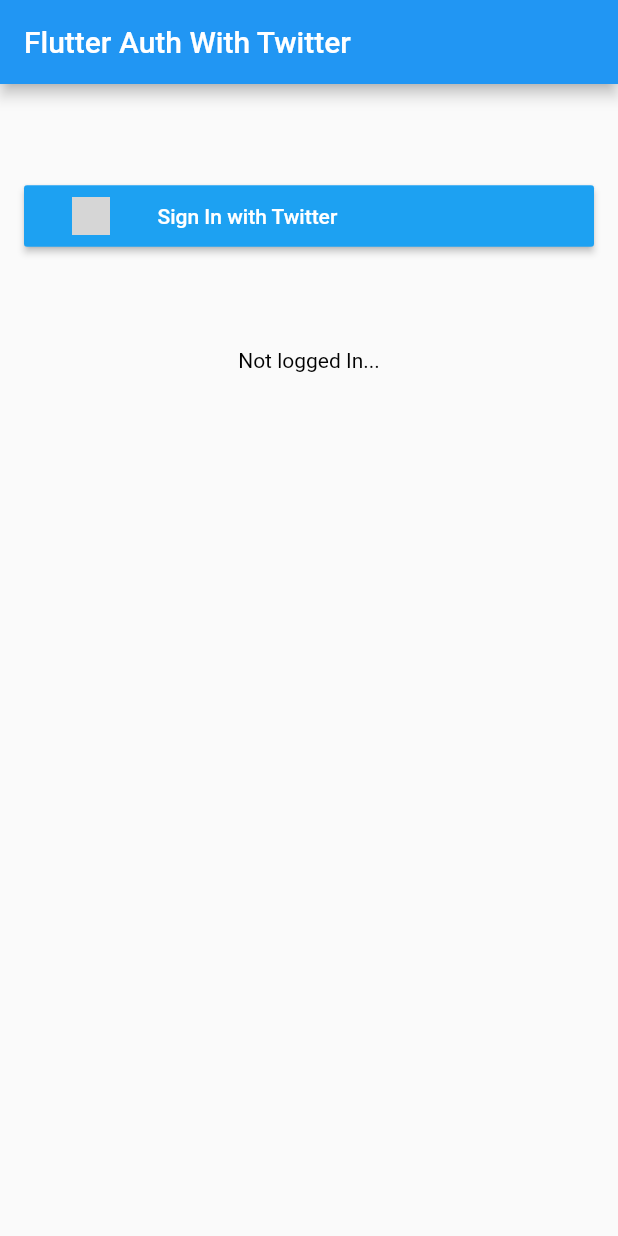
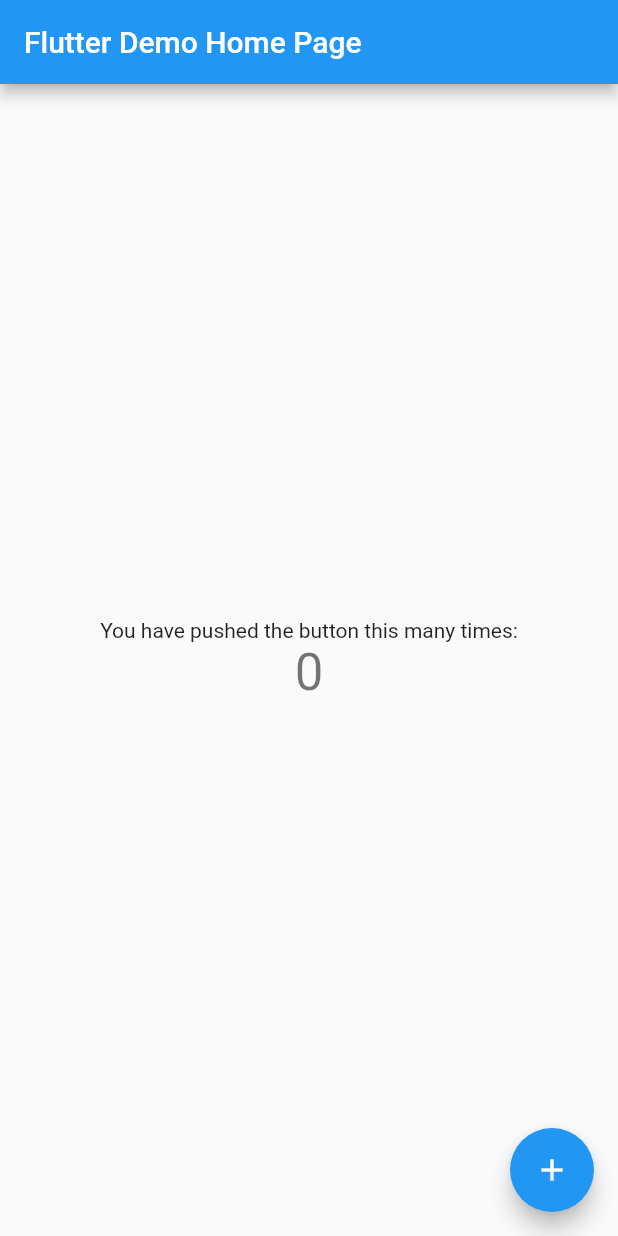
Before and after one commit to SoftprodigyIndia/AndroidComponents, a Flutter app: the screen it shows after launch, on a phone screen of 412 x 824 dp. Run offline on Flutter 3.47's test engine with Material 2 defaults, Android fonts, the phone set to English and light mode, and no system bars; grey boxes are pictures that could not be loaded.

Commit message:
commit base code

```diff
--- a/lib/main.dart
+++ b/lib/main.dart
@@ -1,25 +1,26 @@
-import 'dart:async';
+import 'package:flutter/material.dart';
 
-import 'package:firebase_auth/firebase_auth.dart';
-import 'package:flutter/material.dart';
-import 'package:flutter_twitterlogin/util/strings.dart';
-import 'package:flutter_twitter_login/flutter_twitter_login.dart';
-
-void main() => runApp(new MyApp());
-
-final FirebaseAuth _firebaseAuth = FirebaseAuth.instance;
+void main() => runApp(MyApp());
 
 class MyApp extends StatelessWidget {
-
+  // This widget is the root of your application.
   @override
   Widget build(BuildContext context) {
-    return new MaterialApp(
+    return MaterialApp(
       title: 'Flutter Demo',
-      theme: new ThemeData(
-
+      theme: ThemeData(
+        // This is the theme of your application.
+        //
+        // Try running your application with "flutter run". You'll see the
+        // application has a blue toolbar. Then, without quitting the app, try
+        // changing the primarySwatch below to Colors.green and then invoke
+        // "hot reload" (press "r" in the console where you ran "flutter run",
+        // or simply save your changes to "hot reload" in a Flutter IDE).
+        // Notice that the counter didn't reset back to zero; the application
+        // is not restarted.
         primarySwatch: Colors.blue,
       ),
-      home: new MyHomePage(title: 'Flutter Auth With Twitter'),
+      home: MyHomePage(title: 'Flutter Demo Home Page'),
     );
   }
 }
@@ -27,150 +28,84 @@ class MyApp extends StatelessWidget {
 class MyHomePage extends StatefulWidget {
   MyHomePage({Key key, this.title}) : super(key: key);
 
+  // This widget is the home page of your application. It is stateful, meaning
+  // that it has a State object (defined below) that contains fields that affect
+  // how it looks.
+
+  // This class is the configuration for the state. It holds the values (in this
+  // case the title) provided by the parent (in this case the App widget) and
+  // used by the build method of the State. Fields in a Widget subclass are
+  // always marked "final".
+
   final String title;
 
   @override
-  _MyHomePageState createState() => new _MyHomePageState();
+  _MyHomePageState createState() => _MyHomePageState();
 }
 
 class _MyHomePageState extends State<MyHomePage> {
-  StreamSubscription<FirebaseUser> _listener;
+  int _counter = 0;
 
-  FirebaseUser _currentUser;
-
-  TwitterLoginResult _twitterLoginResult;
-  TwitterLoginStatus _twitterLoginStatus;
-  TwitterSession _currentUserTwitterSession;
-
-  String _loggedInMessage;
-
-  void _handleTwitterSignIn() async {
-    String snackBarMessage = '';
-
-    final TwitterLogin twitterLogin = new TwitterLogin(
-        consumerKey: Strings.twitterApiKey,
-        consumerSecret: Strings.twitterApiSecret
-    );
-
-    _twitterLoginResult = await twitterLogin.authorize();
-    _currentUserTwitterSession = _twitterLoginResult.session;
-    _twitterLoginStatus = _twitterLoginResult.status;
-
-    switch (_twitterLoginStatus) {
-      case TwitterLoginStatus.loggedIn:
-        _currentUserTwitterSession = _twitterLoginResult.session;
-        snackBarMessage = 'Successfully signed in as';
-        break;
-
-      case TwitterLoginStatus.cancelledByUser:
-        snackBarMessage = 'Sign in cancelled by user.';
-        break;
-
-      case TwitterLoginStatus.error:
-        snackBarMessage = 'An error occurred signing with Twitter.';
-        break;
-    }
-
-    AuthCredential _authCredential = TwitterAuthProvider.getCredential(
-        authToken: _currentUserTwitterSession?.token ?? '',
-        authTokenSecret: _currentUserTwitterSession?.secret ?? ''
-    );
-    _currentUser = (await _firebaseAuth.signInWithCredential(
-        _authCredential
-    )) as FirebaseUser;
-
+  void _incrementCounter() {
     setState(() {
-
-
-
-
-
-      if (_twitterLoginStatus == TwitterLoginStatus.loggedIn && _currentUser != null) {
-        _loggedInMessage = '$snackBarMessage ${_currentUser.displayName}';
-
-      } else {
-
-        _loggedInMessage = _loggedInMessage = '$snackBarMessage';
-      }
-    });
-  }
-
-  Widget buildHome(BuildContext context) {
-    return new Center(
-        child: new Column(
-          mainAxisAlignment: MainAxisAlignment.spaceEvenly,
-          children: <Widget>[
-            new Container(
-              padding: const EdgeInsets.only(
-                  top: 64.0, bottom: 64.0, left: 16.0, right: 16.0),
-              child: new RaisedButton(
-                  color: const Color.fromRGBO(29, 161, 242, 1.0),
-                  child: new Row(
-                    children: <Widget>[
-                      new Container(
-                          padding: const EdgeInsets.only(
-                              top: 8.0, bottom: 8.0, left: 16.0, right: 32.0),
-                          child: new Image.asset('assets/images/twitter.png', height: 25.0, width: 25.0,)),
-                      new Expanded(
-                        child: new Text(
-                          Strings.twitterText,
-                          style: new TextStyle(color: Colors.white),
-                        ),
-                      )
-                    ],
-                  ),
-                  onPressed: _handleTwitterSignIn
-              ),
-            ),
-            new Expanded(
-              child: new Text(
-                _loggedInMessage?? 'Not logged In...',
-                style: new TextStyle(color: Colors.black),
-              ),
-            )
-          ],
-        )
-    );
-  }
-
-  void _checkCurrentUser() async {
-    _currentUser = await _firebaseAuth.currentUser();
-    _currentUser?.getIdToken(refresh: true);
-
-    _listener = _firebaseAuth.onAuthStateChanged.listen((FirebaseUser user) {
-      setState(() {
-        _currentUser = user;
-      });
+      // This call to setState tells the Flutter framework that something has
+      // changed in this State, which causes it to rerun the build method below
+      // so that the display can reflect the updated values. If we changed
+      // _counter without calling setState(), then the build method would not be
+      // called again, and so nothing would appear to happen.
+      _counter++;
     });
   }
 
   @override
-  void initState() {
-    super.initState();
-    _checkCurrentUser();
-  }
-
-  @override
-  void dispose() {
-    _listener.cancel();
-    super.dispose();
-  }
-
-  @override
   Widget build(BuildContext context) {
-
-
-
-
-
-
-    return new Scaffold(
-      appBar: new AppBar(
-
-
-        title: new Text(widget.title),
+    // This method is rerun every time setState is called, for instance as done
+    // by the _incrementCounter method above.
+    //
+    // The Flutter framework has been optimized to make rerunning build methods
+    // fast, so that you can just rebuild anything that needs updating rather
+    // than having to individually change instances of widgets.
+    return Scaffold(
+      appBar: AppBar(
+        // Here we take the value from the MyHomePage object that was created by
+        // the App.build method, and use it to set our appbar title.
+        title: Text(widget.title),
       ),
-      body: buildHome(context),
+      body: Center(
+        // Center is a layout widget. It takes a single child and positions it
+        // in the middle of the parent.
+        child: Column(
+          // Column is also a layout widget. It takes a list of children and
+          // arranges them vertically. By default, it sizes itself to fit its
+          // children horizontally, and tries to be as tall as its parent.
+          //
+          // Invoke "debug painting" (press "p" in the console, choose the
+          // "Toggle Debug Paint" action from the Flutter Inspector in Android
+          // Studio, or the "Toggle Debug Paint" command in Visual Studio Code)
+          // to see the wireframe for each widget.
+          //
+          // Column has various properties to control how it sizes itself and
+          // how it positions its children. Here we use mainAxisAlignment to
+          // center the children vertically; the main axis here is the vertical
+          // axis because Columns are vertical (the cross axis would be
+          // horizontal).
+          mainAxisAlignment: MainAxisAlignment.center,
+          children: <Widget>[
+            Text(
+              'You have pushed the button this many times:',
+            ),
+            Text(
+              '$_counter',
+              style: Theme.of(context).textTheme.display1,
+            ),
+          ],
+        ),
+      ),
+      floatingActionButton: FloatingActionButton(
+        onPressed: _incrementCounter,
+        tooltip: 'Increment',
+        child: Icon(Icons.add),
+      ), // This trailing comma makes auto-formatting nicer for build methods.
     );
   }
 }
--- a/lib/util/strings.dart
+++ /dev/null
@@ -1,7 +0,0 @@
-
-/// strings class following from strings.xml
-class Strings {
-  static final String twitterApiKey = 'YOUR_TWITTER_API_KEY';
-  static final String twitterApiSecret = 'YOUR_TWITTER_API_SECRET';
-  static final String twitterText = 'Sign In with Twitter';
-}
--- a/pubspec.yaml
+++ b/pubspec.yaml
@@ -1,4 +1,4 @@
-name: flutter_twitterlogin
+name: flutter_fleek
 description: A new Flutter application.
 
 # The following defines the version and build number for your application.
@@ -23,9 +23,6 @@ dependencies:
   # The following adds the Cupertino Icons font to your application.
   # Use with the CupertinoIcons class for iOS style icons.
   cupertino_icons: ^0.1.2
-  google_sign_in: 4.1.4
-  firebase_auth: 0.15.5+2
-  flutter_twitter_login: ^1.1.0
 
 dev_dependencies:
   flutter_test:
```
Also changed, not shown: pubspec.lock, 12 other files.
